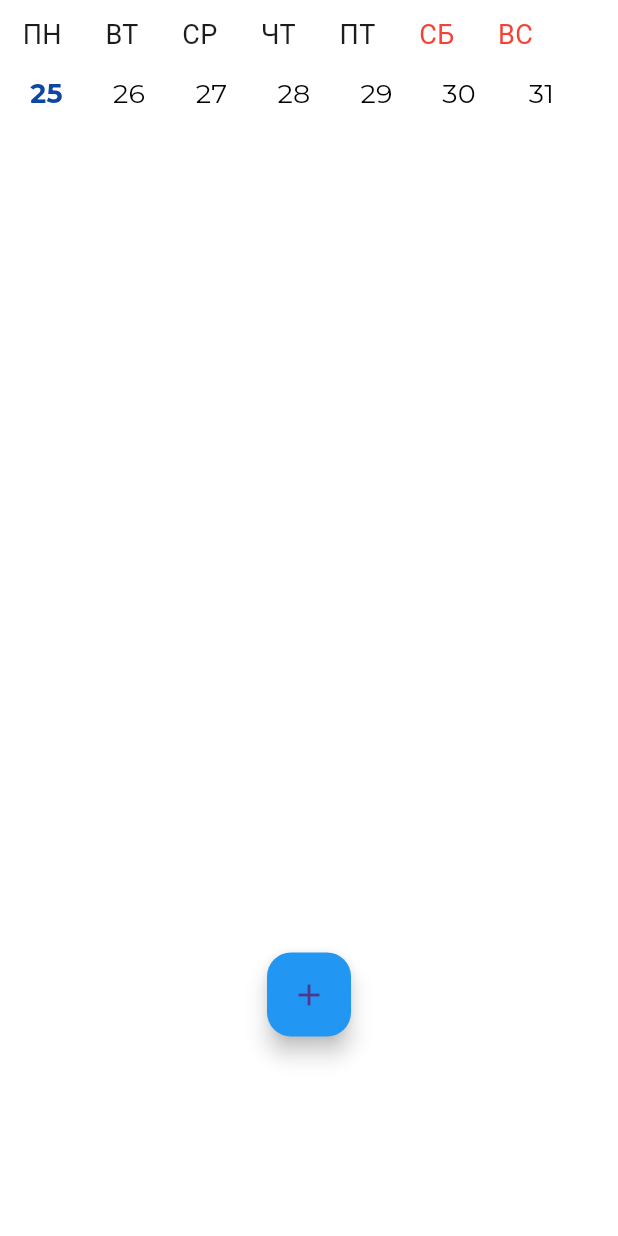
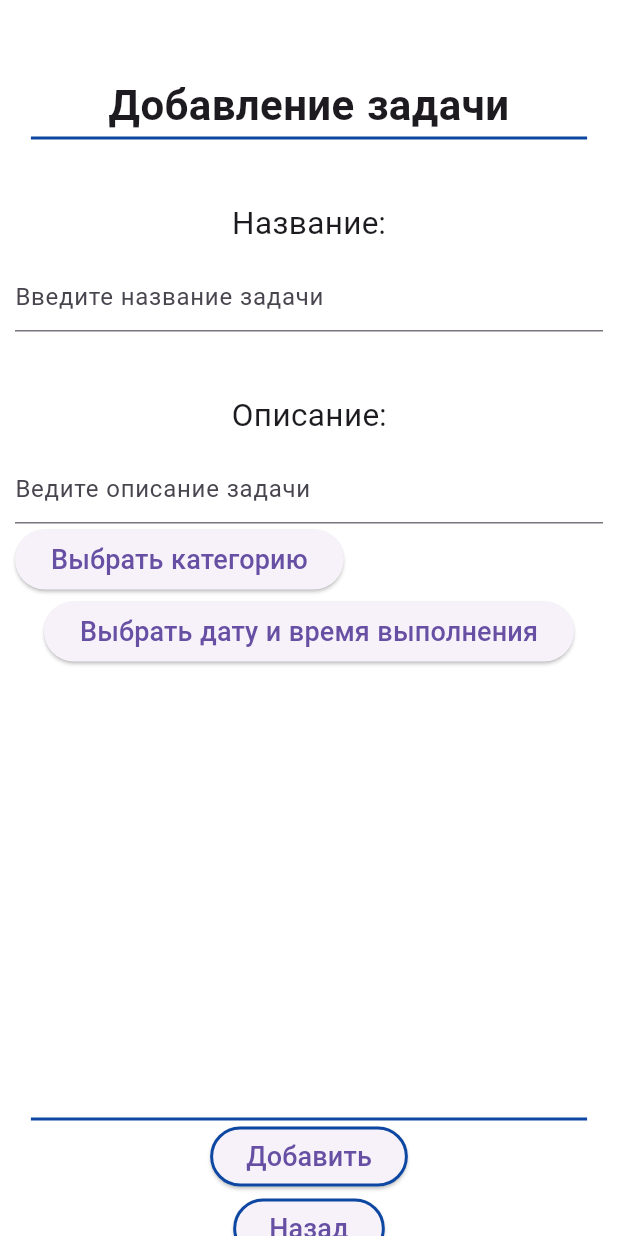
Before and after one commit to schlimmsten/Multitask, a Flutter app: the MainScreenBuilder screen opened directly, after a tap on the "add" icon, on a phone screen of 412 x 824 dp. Run offline on Flutter 3.47's test engine with Material 3 defaults, Android fonts, the phone set to English and light mode, and no system bars; project files that could hold a hidden picture were left out.

Commit message:
Сделан: поля для написания названия и описания задачи, кнопка с выбоом категории, кнопка с выбоам даты и вемени(встроенные в flutter). Кнопка вернуться на главный экран и кнопка добавление задачи. Нужно: придумать способ хранить данные о задаче(возможно бд), сделать общий стиль страницы и кнопок. Перебрать и оптимизиовать код. Сделать добавление задачи на главный экран.

```diff
--- a/lib/main_screen_components/add_button.dart
+++ b/lib/main_screen_components/add_button.dart
@@ -1,4 +1,5 @@
 import 'package:flutter/material.dart';
+import 'package:multitask/screens/add_screen.dart';
 
 class AddButton extends StatelessWidget {
   const AddButton({super.key});
@@ -9,7 +10,8 @@ class AddButton extends StatelessWidget {
       alignment: Alignment.bottomCenter,
       child: FloatingActionButton(
         onPressed: () {
-        // момент добавления компонента
+          Navigator.of(context).pushReplacement(
+            MaterialPageRoute(builder: (_) => const AddScreen()));
         },
         backgroundColor: Colors.blue,
         child: const Icon(Icons.add),
--- a/lib/main_screen_components/date_builder.dart
+++ b/lib/main_screen_components/date_builder.dart
@@ -27,19 +27,21 @@ class _DateBuilderState extends State<DateBuilder> {
   }
 
   void _onItemTapped(int index){
-    setState(() {
+
       _selectedIndex = index;
       _generateWeekNumbers();
-    });
+
   }
 
-
+  //правильно работает
   void _generateWeekNumbers() {
     int currentDay = now.weekday;
     for (int i = 1; i <= 7; i++) {
       int dayDifference = i - currentDay;
       DateTime date = now.add(Duration(days: dayDifference));
-      weekNumbersButtons[i - 1] = DateOfWeek(text: date.day.toString(), isSelected: i - 1 == _selectedIndex,);
+      bool selected = i - 1 == _selectedIndex;
+      debugPrint("$selected");
+      weekNumbersButtons[i - 1] = DateOfWeek(text: date.day.toString(), isSelected: selected,);
     }
   }
 
@@ -49,38 +51,30 @@ class _DateBuilderState extends State<DateBuilder> {
   @override
   Widget build(BuildContext context) {
       return SizedBox(
-        height: 65,
+        height: 32,
         child: ListView.builder(
           scrollDirection: Axis.horizontal,
           itemCount: weekNumbersButtons.length,
           itemBuilder: (context, index) {
-            return GestureDetector(
+            //индексы тапнутого выдаются корректно !!! ГДЕ ОШИБКА
+            //тут срабатывает нажатие, сделать что нибудь с размерностью? + добавить анимации
+            //расчленение, переделать почти все
+            return Container(
+              padding: const EdgeInsets.only(top: 7),
+              width: 55,
+              height: 25,
+              child: GestureDetector(
                 //не срабатывает onTap
                 onTap: (){
+                  _onItemTapped(index);
                   debugPrint("is pressed");
-                _onItemTapped(index);
+                  debugPrint("Chosen one $_selectedIndex");
                 },
                 child: weekNumbersButtons[index]
+                )
               );
             }
           )
         );
-//       return SizedBox(
-//   height: 65,
-//   child: Row(
-//     children: List.generate(weekNumbersButtons.length, (index) {
-//       return GestureDetector(
-//         onTap: () {
-//           debugPrint("is pressed");
-//           setState(() {
-//             _selectedIndex = index;
-//             _generateWeekNumbers();
-//           });
-//         },
-//         child: weekNumbersButtons[index],
-//       );
-//     }),
-//   ),
-// );
       }
 }
--- a/lib/main_screen_components/date_of_week.dart
+++ b/lib/main_screen_components/date_of_week.dart
@@ -1,5 +1,5 @@
 import 'package:flutter/material.dart';
-//import 'date_builder.dart';
+import 'date_builder.dart';
 
 class DateOfWeek extends StatefulWidget {
 
@@ -21,18 +21,21 @@ class _DateOfWeekState extends State<DateOfWeek> {
 
   _DateOfWeekState(this.text, this.isSelected);
 
+  //где надо хуйнуть setState
+
   @override
   Widget build(BuildContext context) {
+    //return IgnorePointer(
       return Container(
       padding: const EdgeInsets.only(left: 7),
       width: 55,
-    child: TextButton(
-      onPressed: () {
-        //debugPrint("is pressed");
-      },
-      style: TextButton.styleFrom(
-        shape: const CircleBorder(),
-        ),
+      // child: TextButton(
+      //   onPressed: () {
+      //     //debugPrint("is pressed");
+      //   },
+      //   style: TextButton.styleFrom(
+      //     shape: const CircleBorder(),
+      //     ),
         child: Text(
           text,
           style: TextStyle(
@@ -43,7 +46,43 @@ class _DateOfWeekState extends State<DateOfWeek> {
             ),
           textAlign: TextAlign.center
           ),
-      ),
+
+
     );
   }
 }
+
+// class _DateOfWeekState extends State<DateOfWeek> {
+
+//   bool isSelected;
+//   final String text;
+
+//   _DateOfWeekState(this.text, this.isSelected);
+
+//   void _toggleSelected() {
+//     setState(() {
+//       isSelected = !isSelected;
+//     });
+//   }
+
+//   @override
+//   Widget build(BuildContext context) {
+//     return Container(
+//       padding: const EdgeInsets.only(left: 7),
+//       width: 55,
+//       child: GestureDetector(
+//         onTap: _toggleSelected,
+//         child: Text(
+//           text,
+//           style: TextStyle(
+//             fontSize: 18,
+//             fontFamily: "Montserrat",
+//             color: !isSelected ? Colors.black : Colors.blue.shade900,
+//             fontWeight: !isSelected ? FontWeight.normal : FontWeight.bold,
+//           ),
+//           textAlign: TextAlign.center
+//         ),
+//       ),
+//     );
+//   }
+// }
--- /dev/null
+++ b/lib/screens/add_screen.dart
@@ -0,0 +1,175 @@
+import 'package:flutter/material.dart';
+import '../text_style.dart';
+import 'package:multitask/screens/main_screen.dart';
+
+class AddScreen extends StatelessWidget {
+  const AddScreen({Key? key});
+
+  @override
+  Widget build(BuildContext context) {
+    return Scaffold(
+      body: Container(
+        padding: const EdgeInsets.only(top: 40, left: 10, right: 10),
+        child: Column(
+          children: [
+            // название страницы
+            const SizedBox(height: 10),
+            Text(
+              "Добавление задачи",
+              textAlign: TextAlign.right,
+              style: headerTextStyle(),
+            ),
+            // верхняя полоска
+            Center(
+              child: Container(
+                height: 2.0,
+                color: Theme.of(context).primaryColor,
+                width: MediaQuery.of(context).size.width * 0.9,
+              ),
+            ),
+            //текст для названия
+            const SizedBox(height: 40),
+            Text(
+              "Название:",
+              textAlign: TextAlign.right,
+              style: mainTextStyle(),
+            ),
+            // поле для ввода названия
+            const SizedBox(height: 10),
+            TextFormField(
+              decoration: const InputDecoration(
+                hintText: 'Введите название задачи',
+              ),
+              validator: (String? value) {
+                if (value == null || value.isEmpty) {
+                  return 'Пожалуйста, введите название задачи';
+                }
+                return null;
+              },
+            ),
+            //текст
+            const SizedBox(height: 40),
+            Text(
+              "Описание:",
+              textAlign: TextAlign.left,
+              style: mainTextStyle(),
+            ),
+            const SizedBox(height: 10),
+            TextFormField(
+              decoration: const InputDecoration(
+                hintText: 'Ведите описание задачи',
+              ),
+              validator: (String? value) {
+                if (value == null || value.isEmpty) {
+                  return 'Пожалуйста введите описание задачи';
+                }
+                return null;
+              },
+            ),
+          // категории
+          Row(
+              crossAxisAlignment: CrossAxisAlignment.start,
+              children: [
+                ElevatedButton(
+                  onPressed: () {
+                    showDialog(
+                      context: context,
+                      builder: (BuildContext context) {
+                        return SimpleDialog(
+                          title: const Text('Выберите категорию'),
+                          children: categories.map((category) {
+                            return SimpleDialogOption(
+                              onPressed: () {
+                                Navigator.of(context).pop();
+                              },
+                              child: Row(
+                                children: [
+                                  CircleAvatar(backgroundColor: category["color"], radius: 10),
+                                  const SizedBox(width: 10),
+                                  Text(category["name"]),
+                                ],
+                              ),
+                            );
+                          }).toList(),
+                        );
+                      },
+                    );
+                  },
+                  child: Text(
+                    "Выбрать категорию",
+                    style: smallTextStyle(),
+                  ),
+                ),
+                const SizedBox(width: 10),
+
+              ],
+            ),
+
+            ElevatedButton(
+              onPressed: () {
+                showDatePicker(
+                  context: context,
+                  initialDate: DateTime.now(),
+                  firstDate: DateTime.now(),
+                  lastDate: DateTime(2050),
+                ).then((selectedDate) {
+                  if (selectedDate != null) {
+                    showTimePicker(
+                      context: context,
+                      initialTime: TimeOfDay.now(),
+                    ).then((selectedTime) {
+                      if (selectedTime != null) {
+                      }
+                    });
+                  }
+                });
+              },
+              child: Text(
+                "Выбрать дату и время выполнения",
+                style: smallTextStyle(),
+              ),
+            ),
+
+            const SizedBox(height: 300),
+            Center(
+              child: Container(
+                height: 2.0,
+                color: Theme.of(context).primaryColor,
+                width: MediaQuery.of(context).size.width * 0.9,
+              ),
+            ),
+
+            ElevatedButton(
+              style: OutlinedButton.styleFrom(side: BorderSide(color: Colors.blue.shade900, width: 2)),
+              onPressed: () {
+                Navigator.of(context).pushReplacement(MaterialPageRoute(builder: (_) => const MainScreen()));
+              },
+              child: Text(
+                "Добавить",
+                style: smallTextStyle(),
+              ),
+            ),
+
+            ElevatedButton(
+              style: OutlinedButton.styleFrom(side: BorderSide(color: Colors.blue.shade900, width: 2)),
+              onPressed: () {
+                Navigator.of(context).pushReplacement(MaterialPageRoute(builder: (_) => const MainScreen()));
+              },
+              child: Text(
+                "Назад",
+                style: smallTextStyle(),
+              ),
+            )
+          ],
+        ),
+      ),
+    );
+  }
+}
+
+List<Map<String, dynamic>> categories = [
+  {"name": "Учеба", "color": Colors.red},
+  {"name": "Работа", "color": Colors.green},
+  {"name": "Развлечения", "color": Colors.blue},
+  {"name": "Добавить свою", "color": Colors.orange},
+];
```
Lines whose indentation alone changed are shown as unchanged.
